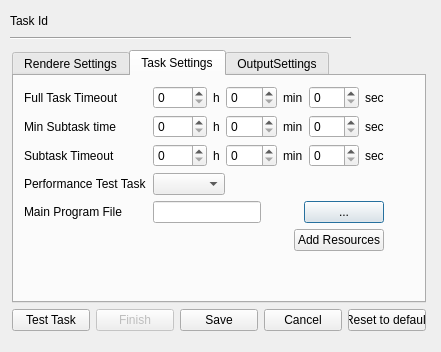
Before: the Qt Designer form poc/golemPy/examples/gnr/ui/NewTaskDialog.ui in golemfactory/clay, drawn with Qt 5.
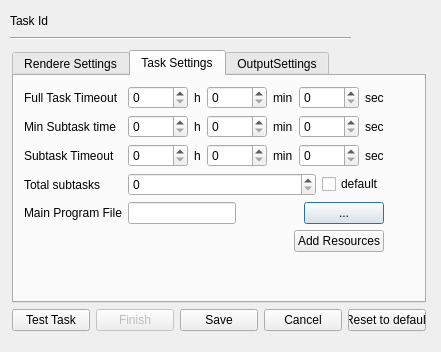
After: the same form once the commit is applied. The open tabs and pages were chosen to show the change.

Commit message: Usunięcie z menu pola do testowania zadania. Dodanie pól do dodawania liczby subtasków. Zmiana parametrów subtasków dla pbrt

The edit to the form file:
```diff
--- a/poc/golemPy/examples/gnr/ui/NewTaskDialog.ui
+++ b/poc/golemPy/examples/gnr/ui/NewTaskDialog.ui
@@ -359,17 +359,7 @@
          <item row="3" column="0">
           <widget class="QLabel" name="label_8">
            <property name="text">
-            <string>Performance Test Task</string>
-           </property>
-          </widget>
-         </item>
-         <item row="3" column="1">
-          <widget class="QComboBox" name="testTaskComboBox">
-           <property name="sizePolicy">
-            <sizepolicy hsizetype="Fixed" vsizetype="Fixed">
-             <horstretch>0</horstretch>
-             <verstretch>0</verstretch>
-            </sizepolicy>
+            <string>Total subtasks</string>
            </property>
           </widget>
          </item>
@@ -466,6 +456,26 @@
            </item>
           </layout>
          </item>
+         <item row="3" column="1">
+          <layout class="QHBoxLayout" name="horizontalLayout_10">
+           <item>
+            <widget class="QSpinBox" name="totalSpinBox"/>
+           </item>
+           <item>
+            <widget class="QCheckBox" name="totalDefaultCheckBox">
+             <property name="sizePolicy">
+              <sizepolicy hsizetype="Maximum" vsizetype="Fixed">
+               <horstretch>0</horstretch>
+               <verstretch>0</verstretch>
+              </sizepolicy>
+             </property>
+             <property name="text">
+              <string>default</string>
+             </property>
+            </widget>
+           </item>
+          </layout>
+         </item>
         </layout>
        </widget>
       </widget>
```
Left out of the diff: 2 changed lines with no effect on the pictures. The commit also changes 2 other files.
